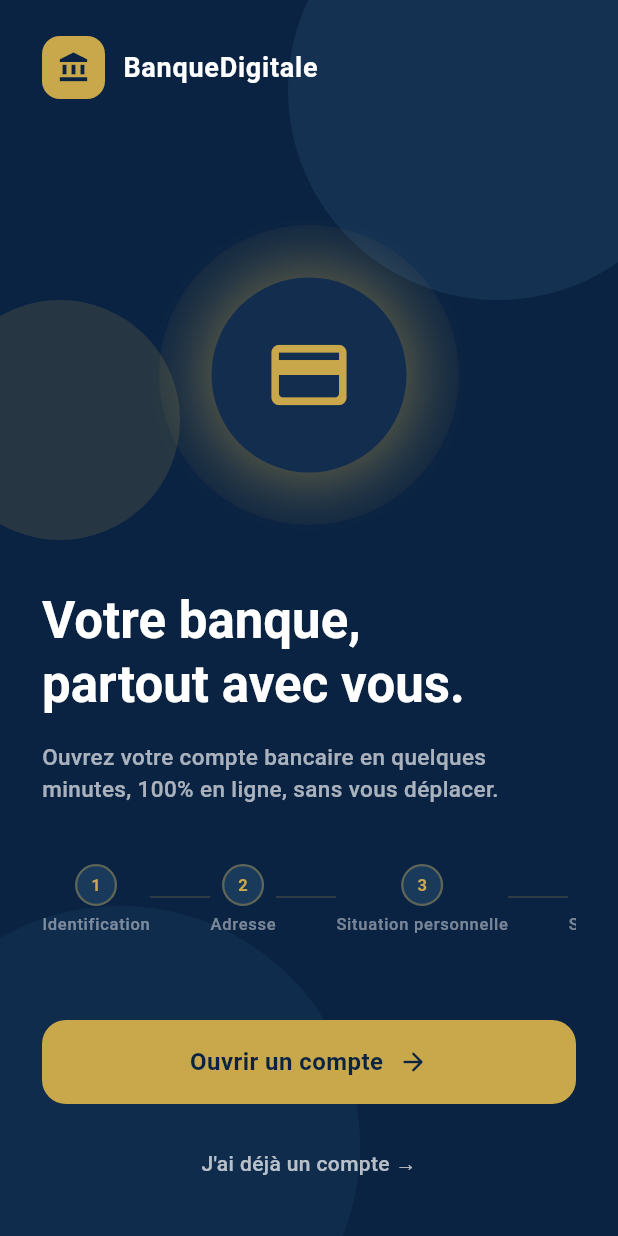
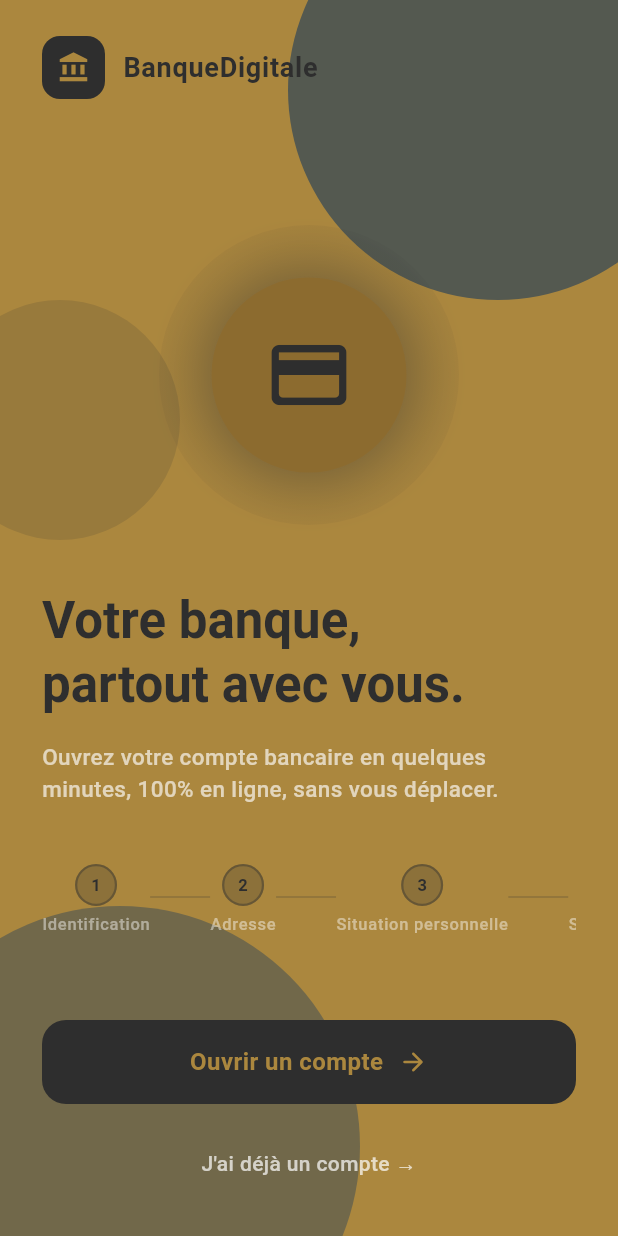
Before and after one commit to maalej-ala/pfe, a Flutter app: the screen it shows after launch, on a phone screen of 412 x 824 dp. Run offline on Flutter 3.47's test engine with Material 3 defaults, Android fonts, the phone set to English and light mode, and no system bars; our stand-ins replace camera, device_info_plus, dropdown_search, image_picker, intl_phone_field; missing offline and left inert: country_state_city, google_mlkit_face_detection, google_mlkit_text_recognition, hand_signature; Roboto replaces fonts that are missing (Georgia).

Commit message:
Update yellow color theme modifications rem: the signature have problem

```diff
--- a/lib/features/home/view/home_page.dart
+++ b/lib/features/home/view/home_page.dart
@@ -95,7 +95,7 @@
                           height: 130,
                           decoration: BoxDecoration(
                             shape: BoxShape.circle,
-                            color: AppColors.cardBackground,
+                            color: Color(0xFF8C6B2F),
                             boxShadow: [
                               BoxShadow(
                                 color: colorScheme.secondary.withOpacity(0.3),
@@ -237,7 +237,9 @@
           height: 28,
           decoration: BoxDecoration(
             shape: BoxShape.circle,
-            color: step.isActive ? colorScheme.secondary : AppColors.darkBlue,
+            color: step.isActive
+    ? colorScheme.primary
+    : colorScheme.secondary.withOpacity(0.25),
             border: Border.all(
               color: colorScheme.secondary.withOpacity(0.4),
               width: 1.5,
--- a/lib/features/signature/views/signature_page.dart
+++ b/lib/features/signature/views/signature_page.dart
@@ -657,12 +657,28 @@
             Row(
               children: [
                 Expanded(
-                  child: OutlinedButton.icon(
-                    onPressed: _control.clear,
-                    icon: const Icon(Icons.delete_outline_rounded, size: 16),
-                    label: const Text('Effacer'),
-                  ),
-                ),
+  child: OutlinedButton.icon(
+    onPressed: _control.clear,
+    icon: const Icon(
+      Icons.delete_outline_rounded,
+      size: 18,
+    ),
+    label: const FittedBox(
+      fit: BoxFit.scaleDown,
+      child: Text(
+        'Effacer',
+        maxLines: 1,
+        overflow: TextOverflow.ellipsis,
+      ),
+    ),
+    style: OutlinedButton.styleFrom(
+      padding: const EdgeInsets.symmetric(
+        horizontal: 10,
+        vertical: 12,
+      ),
+    ),
+  ),
+),
                 const SizedBox(width: 12),
                 Expanded(
                   flex: 2,
--- a/lib/main.dart
+++ b/lib/main.dart
@@ -1,8 +1,15 @@
 import 'package:flutter/material.dart';
+import 'package:flutter/services.dart';
 import 'package:pfe_flutter/features/home/view/home_page.dart';
 import 'package:pfe_flutter/shared/theme/app_theme.dart';
 
-void main() {
+Future<void> main() async {
+  WidgetsFlutterBinding.ensureInitialized();
+
+  // 🔒 Bloquer l'application en mode portrait
+  await SystemChrome.setPreferredOrientations([
+    DeviceOrientation.portraitUp,
+  ]);
   runApp(const BankApp());
 }
 
--- a/lib/shared/theme/app_theme.dart
+++ b/lib/shared/theme/app_theme.dart
@@ -1,85 +1,126 @@
-// app_theme.dart
 import 'package:flutter/material.dart';
 
 class AppTheme {
-  // ── Brand palette ────────────────────────────────────────────
-  // Light
-  static const _lightPrimary    = Color(0xFF0A2342);
-  static const _lightSecondary  = Color(0xFFC9A84C);
-  static const _lightDarkBlue   = Color(0xFF1A3A5C);
-  static const _lightCardBg     = Color(0xFF122D4E);
-  static const _lightScaffold   = Color(0xFFF5F3EE);
-  static const _lightSurface    = Colors.white;
-  static const _lightIconColor  = Color(0xFF8899AA);
-  static const _lightBorder     = Color(0xFFE5E0D5);
-  static const _lightFill       = Color(0xFFF9F8F5);
-  static const _lightHint       = Color(0xFFAAAAAA);
-  static const _lightChipBorder = Color(0xFFDDD8CC);
-  static const _lightSubtleText = Color(0xFF555555);
+  // ── Brand palette PRO ────────────────────────────
 
-  // Dark
-  static const _darkPrimary    = Color(0xFFE8EEF7);   // light text on dark
-  static const _darkSecondary  = Color(0xFFD4A853);   // gold, slightly brighter
-  static const _darkScaffold   = Color(0xFF0D1B2A);   // deep navy background
-  static const _darkSurface    = Color(0xFF142233);   // card surface
-  static const _darkIconColor  = Color(0xFF7A90A8);
-  static const _darkBorder     = Color(0xFF243447);
-  static const _darkFill       = Color(0xFF1A2E42);
-  static const _darkHint       = Color(0xFF5A7080);
-  static const _darkChipBorder = Color(0xFF2A3E52);
-  static const _darkSubtleText = Color(0xFFAABBCC);
+  // GOLD (primary)
+  static const _lightPrimary      = Color(0xFFAB873E);
+  static const _lightPrimaryDark  = Color(0xFF8C6B2F);
+  static const _lightPrimarySoft  = Color(0xFFE6D3A3);
 
-  // ── Expose colors for the few places that still need them ────
-  // (e.g. HomePage decorative circles, StepDot darkBlue)
+  // DARK (text)
+  static const _lightDark         = Color.fromARGB(255, 46, 46, 46);
+  static const _lightDarkSoft     = Color(0xFF6B6B6B);
+
+  // BACKGROUND
+  static const _lightScaffold     = Color(0xFFF5F5F5);
+  static const _lightSurface      = Colors.white;
+
+  // UI
+  static const _lightBorder       = Color(0xFFE0E0E0);
+  static const _lightFill         = Color(0xFFFAFAFA);
+  static const _lightHint         = Color(0xFF9E9E9E);
+  static const _lightIconColor    = Color(0xFF7A7A7A);
+  static const _lightChipBorder   = Color(0xFFD6D6D6);
+  static const _lightSubtleText   = Color(0xFF757575);
+
+  // ── DARK THEME ───────────────────────────────────
+
+  static const _darkPrimary    = Color(0xFFAB873E); // GOLD
+  static const _darkSecondary  = Color(0xFF494949);
+
+  static const _darkScaffold   = Color(0xFF1E1E1E);
+  static const _darkSurface    = Color(0xFF2A2A2A);
+
+  static const _darkIconColor  = Color(0xFFB0B0B0);
+  static const _darkBorder     = Color(0xFF3A3A3A);
+  static const _darkFill       = Color(0xFF2F2F2F);
+  static const _darkHint       = Color(0xFF9E9E9E);
+  static const _darkSubtleText = Color(0xFFBDBDBD);
+
+  // ── Exposed (si besoin ailleurs) ─────────────────
   static const lightPrimary   = _lightPrimary;
-  static const lightSecondary = _lightSecondary;
-  static const darkBlueTone   = _lightDarkBlue;   // legacy name kept
-  static const cardBackground = _lightCardBg;     // legacy name kept
+  static const lightSecondary = _lightDark;
 
-  // ── Light theme ──────────────────────────────────────────────
+  // ── LIGHT THEME ─────────────────────────────────
   static ThemeData lightTheme = ThemeData(
     useMaterial3: true,
     fontFamily: 'Georgia',
     brightness: Brightness.light,
 
     colorScheme: const ColorScheme.light(
-      primary:    _lightPrimary,
-      secondary:  _lightSecondary,
-      surface:    _lightSurface,
-      onPrimary:  Colors.white,
+      primary: _lightPrimary,
+      secondary: _lightDark,
+      surface: _lightSurface,
+      onPrimary: Colors.white,
       onSecondary: Colors.white,
-      onSurface:  _lightPrimary,
+      onSurface: _lightDark,
     ),
 
     scaffoldBackgroundColor: _lightScaffold,
 
     textTheme: const TextTheme(
-      bodyMedium: TextStyle(fontSize: 14.5, fontWeight: FontWeight.w500, color: _lightPrimary),
-      labelMedium: TextStyle(fontSize: 13, fontWeight: FontWeight.w600, color: _lightPrimary, letterSpacing: 0.2),
-      bodySmall: TextStyle(fontSize: 12.5, height: 1.5, color: _lightSubtleText),
+      bodyMedium: TextStyle(
+          fontSize: 14.5, fontWeight: FontWeight.w500, color: _lightDark),
+      labelMedium: TextStyle(
+          fontSize: 13, fontWeight: FontWeight.w600, color: _lightDark),
+      bodySmall: TextStyle(
+          fontSize: 12.5, height: 1.5, color: _lightSubtleText),
       labelSmall: TextStyle(fontSize: 11, color: _lightHint),
-      titleMedium: TextStyle(fontSize: 14, fontWeight: FontWeight.bold, color: _lightPrimary),
-      labelLarge: TextStyle(fontSize: 28, fontWeight: FontWeight.bold, color: _lightPrimary),
-      titleLarge: TextStyle(fontSize: 26, fontWeight: FontWeight.bold, color: Colors.white),
+
+      titleMedium: TextStyle(
+          fontSize: 14, fontWeight: FontWeight.bold, color: _lightDark),
+
+      labelLarge: TextStyle(
+          fontSize: 28,
+          fontWeight: FontWeight.bold,
+          color: _lightPrimary), // GOLD
+
+      titleLarge: TextStyle(
+          fontSize: 26,
+          fontWeight: FontWeight.bold,
+          color: _lightDark),
     ),
 
-    iconTheme: const IconThemeData(color: _lightIconColor, size: 19),
+    iconTheme: const IconThemeData(
+      color: _lightIconColor,
+      size: 20,
+    ),
 
     cardTheme: CardThemeData(
       color: _lightSurface,
       elevation: 0,
-      shape: RoundedRectangleBorder(borderRadius: BorderRadius.circular(20)),
+      shape: RoundedRectangleBorder(
+        borderRadius: BorderRadius.circular(20),
+      ),
       margin: EdgeInsets.zero,
     ),
 
     inputDecorationTheme: InputDecorationTheme(
       filled: true,
       fillColor: _lightFill,
-      hintStyle: const TextStyle(color: _lightHint, fontSize: 13.5, fontWeight: FontWeight.normal),
-      contentPadding: const EdgeInsets.symmetric(horizontal: 14, vertical: 13),
-      border:        OutlineInputBorder(borderRadius: BorderRadius.circular(12), borderSide: const BorderSide(color: _lightBorder)),
-      enabledBorder: OutlineInputBorder(borderRadius: BorderRadius.circular(12), borderSide: const BorderSide(color: _lightBorder)),
-      focusedBorder: OutlineInputBorder(borderRadius: BorderRadius.circular(12), borderSide: const BorderSide(color: _lightSecondary, width: 1.5)),
+      hintStyle: const TextStyle(
+        color: _lightHint,
+        fontSize: 13.5,
+      ),
+      contentPadding:
+          const EdgeInsets.symmetric(horizontal: 16, vertical: 14),
+
+      border: OutlineInputBorder(
+        borderRadius: BorderRadius.circular(12),
+        borderSide: const BorderSide(color: _lightBorder),
+      ),
+
+      enabledBorder: OutlineInputBorder(
+        borderRadius: BorderRadius.circular(12),
+        borderSide: const BorderSide(color: _lightBorder),
+      ),
+
+      focusedBorder: OutlineInputBorder(
+        borderRadius: BorderRadius.circular(12),
+        borderSide:
+            const BorderSide(color: _lightPrimary, width: 1.8), // GOLD
+      ),
     ),
 
     elevatedButtonTheme: ElevatedButtonThemeData(
@@ -88,103 +129,158 @@
         foregroundColor: Colors.white,
         disabledBackgroundColor: const Color(0xFFCCCCCC),
         elevation: 0,
-        shape: RoundedRectangleBorder(borderRadius: BorderRadius.circular(16)),
-        textStyle: const TextStyle(fontSize: 16, fontWeight: FontWeight.bold),
+        shape: RoundedRectangleBorder(
+          borderRadius: BorderRadius.circular(16),
+        ),
+        textStyle: const TextStyle(
+            fontSize: 16, fontWeight: FontWeight.bold),
       ),
     ),
 
     outlinedButtonTheme: OutlinedButtonThemeData(
       style: OutlinedButton.styleFrom(
-        foregroundColor: _lightPrimary,
-        side: const BorderSide(color: _lightChipBorder, width: 1.5),
-        shape: RoundedRectangleBorder(borderRadius: BorderRadius.circular(14)),
-        textStyle: const TextStyle(fontSize: 14, fontWeight: FontWeight.w600),
-        padding: const EdgeInsets.symmetric(vertical: 13),
+        foregroundColor: _lightDark,
+        side: const BorderSide(color: _lightPrimary, width: 1.5),
+        shape: RoundedRectangleBorder(
+          borderRadius: BorderRadius.circular(14),
+        ),
+        textStyle:
+            const TextStyle(fontSize: 14, fontWeight: FontWeight.w600),
+        padding: const EdgeInsets.symmetric(vertical: 14, horizontal: 16),
       ),
     ),
 
     checkboxTheme: CheckboxThemeData(
       fillColor: WidgetStateProperty.resolveWith((s) =>
-          s.contains(WidgetState.selected) ? _lightSecondary : Colors.transparent),
-      checkColor: WidgetStateProperty.all(_lightPrimary),
-      side: const BorderSide(color: Color(0xFFBBB49A), width: 1.5),
-      shape: RoundedRectangleBorder(borderRadius: BorderRadius.circular(4)),
+          s.contains(WidgetState.selected)
+              ? _lightPrimary
+              : Colors.transparent),
+      checkColor: WidgetStateProperty.all(Colors.white),
+      side: const BorderSide(color: _lightDarkSoft, width: 1.5),
+      shape: RoundedRectangleBorder(
+        borderRadius: BorderRadius.circular(4),
+      ),
     ),
   );
 
-  // ── Dark theme ───────────────────────────────────────────────
+  // ── DARK THEME ─────────────────────────────────
   static ThemeData darkTheme = ThemeData(
     useMaterial3: true,
     fontFamily: 'Georgia',
     brightness: Brightness.dark,
 
     colorScheme: const ColorScheme.dark(
-      primary:    _darkPrimary,
-      secondary:  _darkSecondary,
-      surface:    _darkSurface,
-      onPrimary:  _darkScaffold,
-      onSecondary: _darkScaffold,
-      onSurface:  _darkPrimary,
+      primary: _darkPrimary,
+      secondary: _darkSecondary,
+      surface: _darkSurface,
+      onPrimary: Colors.black,
+      onSecondary: Colors.white,
+      onSurface: Colors.white,
     ),
 
     scaffoldBackgroundColor: _darkScaffold,
 
     textTheme: const TextTheme(
-      bodyMedium: TextStyle(fontSize: 14.5, fontWeight: FontWeight.w500, color: _darkPrimary),
-      labelMedium: TextStyle(fontSize: 13, fontWeight: FontWeight.w600, color: _darkPrimary, letterSpacing: 0.2),
-      bodySmall: TextStyle(fontSize: 12.5, height: 1.5, color: _darkSubtleText),
+      bodyMedium: TextStyle(
+          fontSize: 14.5, fontWeight: FontWeight.w500, color: Colors.white),
+      labelMedium: TextStyle(
+          fontSize: 13, fontWeight: FontWeight.w600, color: Colors.white),
+      bodySmall: TextStyle(
+          fontSize: 12.5, height: 1.5, color: _darkSubtleText),
       labelSmall: TextStyle(fontSize: 11, color: _darkHint),
-      titleMedium: TextStyle(fontSize: 14, fontWeight: FontWeight.bold, color: _darkPrimary),
-      labelLarge: TextStyle(fontSize: 28, fontWeight: FontWeight.bold, color: _darkPrimary),
-      titleLarge: TextStyle(fontSize: 26, fontWeight: FontWeight.bold, color: _darkPrimary),
+
+      titleMedium: TextStyle(
+          fontSize: 14, fontWeight: FontWeight.bold, color: Colors.white),
+
+      labelLarge: TextStyle(
+          fontSize: 28,
+          fontWeight: FontWeight.bold,
+          color: _darkPrimary),
+
+      titleLarge: TextStyle(
+          fontSize: 26,
+          fontWeight: FontWeight.bold,
+          color: Colors.white),
     ),
 
-    iconTheme: const IconThemeData(color: _darkIconColor, size: 19),
+    iconTheme: const IconThemeData(
+      color: _darkIconColor,
+      size: 20,
+    ),
 
     cardTheme: CardThemeData(
       color: _darkSurface,
       elevation: 0,
-      shape: RoundedRectangleBorder(borderRadius: BorderRadius.circular(20)),
+      shape: RoundedRectangleBorder(
+        borderRadius: BorderRadius.circular(20),
+      ),
       margin: EdgeInsets.zero,
     ),
 
     inputDecorationTheme: InputDecorationTheme(
       filled: true,
       fillColor: _darkFill,
-      hintStyle: const TextStyle(color: _darkHint, fontSize: 13.5, fontWeight: FontWeight.normal),
-      contentPadding: const EdgeInsets.symmetric(horizontal: 14, vertical: 13),
-      border:        OutlineInputBorder(borderRadius: BorderRadius.circular(12), borderSide: const BorderSide(color: _darkBorder)),
-      enabledBorder: OutlineInputBorder(borderRadius: BorderRadius.circular(12), borderSide: const BorderSide(color: _darkBorder)),
-      focusedBorder: OutlineInputBorder(borderRadius: BorderRadius.circular(12), borderSide: const BorderSide(color: _darkSecondary, width: 1.5)),
+      hintStyle: const TextStyle(
+        color: _darkHint,
+        fontSize: 13.5,
+      ),
+      contentPadding:
+          const EdgeInsets.symmetric(horizontal: 16, vertical: 14),
+
+      border: OutlineInputBorder(
+        borderRadius: BorderRadius.circular(12),
+        borderSide: const BorderSide(color: _darkBorder),
+      ),
+
+      enabledBorder: OutlineInputBorder(
+        borderRadius: BorderRadius.circular(12),
+        borderSide: const BorderSide(color: _darkBorder),
+      ),
+
+      focusedBorder: OutlineInputBorder(
+        borderRadius: BorderRadius.circular(12),
+        borderSide:
+            const BorderSide(color: _darkPrimary, width: 1.8),
+      ),
     ),
 
     elevatedButtonTheme: ElevatedButtonThemeData(
       style: ElevatedButton.styleFrom(
-        backgroundColor: _darkSecondary,        // gold CTA on dark
-        foregroundColor: _darkScaffold,
-        disabledBackgroundColor: const Color(0xFF2A3A4A),
+        backgroundColor: _darkPrimary,
+        foregroundColor: Colors.black,
+        disabledBackgroundColor: const Color(0xFF444444),
         elevation: 0,
-        shape: RoundedRectangleBorder(borderRadius: BorderRadius.circular(16)),
-        textStyle: const TextStyle(fontSize: 16, fontWeight: FontWeight.bold),
+        shape: RoundedRectangleBorder(
+          borderRadius: BorderRadius.circular(16),
+        ),
+        textStyle: const TextStyle(
+            fontSize: 16, fontWeight: FontWeight.bold),
       ),
     ),
 
     outlinedButtonTheme: OutlinedButtonThemeData(
       style: OutlinedButton.styleFrom(
-        foregroundColor: _darkPrimary,
-        side: const BorderSide(color: _darkChipBorder, width: 1.5),
-        shape: RoundedRectangleBorder(borderRadius: BorderRadius.circular(14)),
-        textStyle: const TextStyle(fontSize: 14, fontWeight: FontWeight.w600),
-        padding: const EdgeInsets.symmetric(vertical: 13),
+        foregroundColor: Colors.white,
+        side: const BorderSide(color: _darkPrimary, width: 1.5),
+        shape: RoundedRectangleBorder(
+          borderRadius: BorderRadius.circular(14),
+        ),
+        textStyle:
+            const TextStyle(fontSize: 14, fontWeight: FontWeight.w600),
+        padding: const EdgeInsets.symmetric(vertical: 14, horizontal: 16),
       ),
     ),
 
     checkboxTheme: CheckboxThemeData(
       fillColor: WidgetStateProperty.resolveWith((s) =>
-          s.contains(WidgetState.selected) ? _darkSecondary : Colors.transparent),
-      checkColor: WidgetStateProperty.all(_darkScaffold),
+          s.contains(WidgetState.selected)
+              ? _darkPrimary
+              : Colors.transparent),
+      checkColor: WidgetStateProperty.all(Colors.black),
       side: const BorderSide(color: _darkIconColor, width: 1.5),
-      shape: RoundedRectangleBorder(borderRadius: BorderRadius.circular(4)),
+      shape: RoundedRectangleBorder(
+        borderRadius: BorderRadius.circular(4),
+      ),
     ),
   );
 }
```
